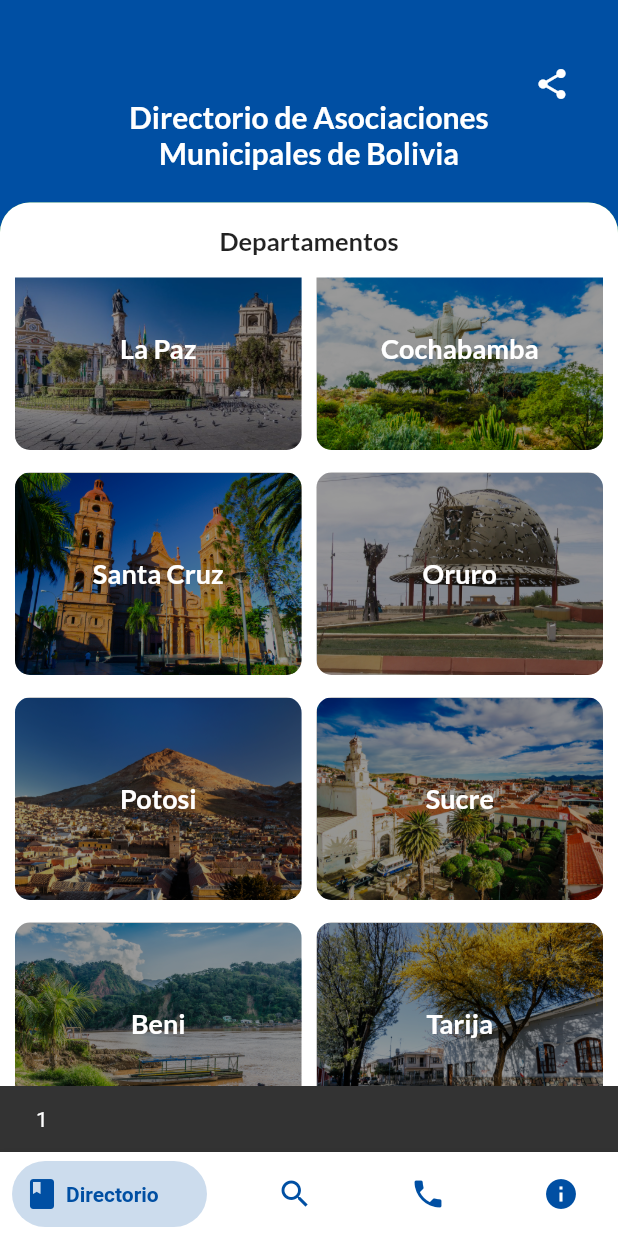
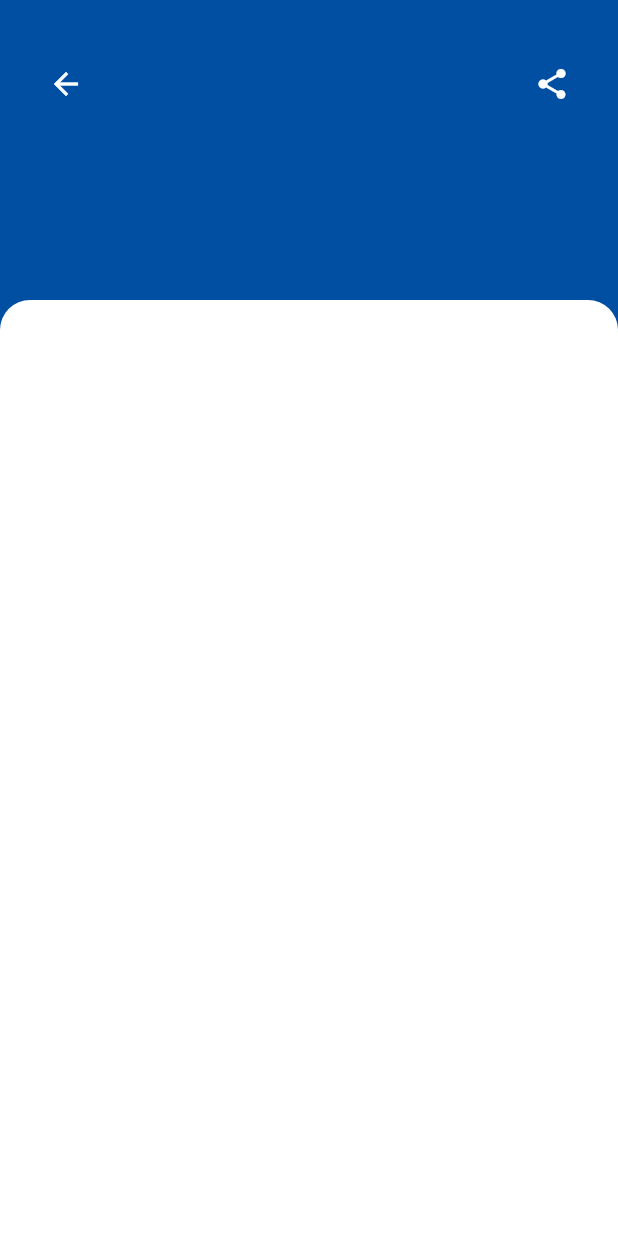
Before and after one commit to DarkAstaroth/FAM-Bolivia, a Flutter app: the screen it shows after launch, after a tap on "La Paz", on a phone screen of 412 x 824 dp. Run offline on Flutter 3.47's test engine with Material 2 defaults, Android fonts, the phone set to English and light mode, and no system bars; drawn by our look-alikes of bottom_navy_bar; our stand-ins replace share.

Commit message:
se puso las imagenes del del listview principal de manera horizontal

```diff
--- /dev/null
+++ b/lib/Pages/DepScreen.dart
@@ -0,0 +1,16 @@
+import 'package:fam_bolivia/Pages/header-dep.dart';
+import 'package:flutter/material.dart';
+
+class DepScreen extends StatelessWidget {
+  @override
+  Widget build(BuildContext context) {
+     return Scaffold(
+      body:Stack(
+        children: <Widget>[
+          HeaderDep()
+        ],
+      ),
+
+    );
+  }
+}
--- /dev/null
+++ b/lib/Pages/header-dep.dart
@@ -0,0 +1,59 @@
+import 'package:flutter/material.dart';
+
+class HeaderDep extends StatelessWidget
+{
+  @override
+  Widget build(BuildContext context) {
+
+    return Container(
+      height: double.infinity,
+        width: double.infinity,
+      decoration: BoxDecoration(
+        color: Color(0xff004fa3),
+      ),
+      child: Stack(
+        children: <Widget>[
+          Container(
+            alignment: Alignment.bottomCenter,
+            height: 80,
+
+            child: Padding(
+              padding: EdgeInsets.only(left: 20,right: 20),
+              child: Row(
+
+              mainAxisAlignment: MainAxisAlignment.spaceBetween,
+              children: <Widget>[
+                IconButton(
+                  onPressed: (){
+                    Navigator.of(context).pop();
+                  },
+                  icon: Icon(Icons.arrow_back),
+                  color: Colors.white,
+                ),
+                IconButton(
+                  onPressed: (){},
+                  icon: Icon(Icons.share),
+                  color: Colors.white,
+                )
+              ],
+            ),
+            )
+
+          ),
+          Container(
+            margin: EdgeInsets.only(top: 200),
+            decoration: BoxDecoration(
+              color: Colors.white,
+              borderRadius: BorderRadius.only(
+                topRight: Radius.circular(20),
+                topLeft: Radius.circular(20)
+              )
+            ),
+
+          )
+        ],
+      )
+    );
+  }
+
+}
--- a/lib/Pages/homeList.dart
+++ b/lib/Pages/homeList.dart
@@ -26,17 +26,17 @@ class HomeList extends StatelessWidget {
             child: Padding(
               padding: EdgeInsets.only(bottom: 0),
               child: ListView(
+
                 children: <Widget>[
-                  OptionHome("assets/images/lapaz.jpg", "La Paz",
-                      "assets/images/cbba.png", "Cochabamba"),
-                  OptionHome("assets/images/scz.png", "Santa Cruz",
-                      "assets/images/oruro.png", "Oruro"),
-                  OptionHome("assets/images/potosi.png", "Potosi",
-                      "assets/images/sucre.png", "Sucre"),
-                  OptionHome("assets/images/beni.png", "Beni",
-                      "assets/images/tarija.png", "Tarija"),
-                  OptionHome("assets/images/cobija.jpg", "Pando",
-                      "assets/images/cbba.png", "Amdes / Aco"),
+                  OptionHome("assets/images/lapaz.jpg", "La Paz"),
+                  OptionHome("assets/images/cbba.png", "Cochabamba"),
+                  OptionHome("assets/images/scz.png", "Santa Cruz"),
+                  OptionHome("assets/images/oruro.png", "Oruro"),
+                  OptionHome("assets/images/potosi.png", "Potosí"),
+                  OptionHome("assets/images/sucre.png", "Sucre"),
+                  OptionHome("assets/images/tarija.png", "Tarija"),
+                  OptionHome("assets/images/beni.png", "Beni"),
+                  OptionHome("assets/images/cobija.jpg", "Cobija"),
                 ],
               ),
             ),
--- a/lib/Pages/optionHome.dart
+++ b/lib/Pages/optionHome.dart
@@ -1,105 +1,77 @@
+
 import 'package:flutter/material.dart';
+
+import 'DepScreen.dart';
 
 class OptionHome extends StatelessWidget {
   final String imaPath;
   final String nomDep;
-  final String imaPath2;
-  final String nomDep2;
 
-  OptionHome(this.imaPath, this.nomDep,this.imaPath2,this.nomDep2);
+  OptionHome(this.imaPath, this.nomDep);
   @override
-
-
   Widget build(BuildContext context) {
-    return Container(
+    return InkWell(
+        onTap: () {
+          Navigator.push(context, MaterialPageRoute(builder:(context)=> DepScreen()));
+        },
+        child: Container(
+            color: Color(0xffe2e2e2),
+            height: 100,
+            padding: EdgeInsets.only(left: 15, right: 15),
+            child: Row(
+              children: <Widget>[
+                Container(
+                  width: 100,
+                  height: 80,
+                  margin: EdgeInsets.only(right: 0),
+                  decoration: BoxDecoration(
                     color: Colors.white,
-        height: 150,
+                    borderRadius: BorderRadius.only(
+                      topLeft: Radius.circular(5),
+                      bottomLeft: Radius.circular(5)
+                    ),
+                    image: DecorationImage(
+                      image: AssetImage(imaPath),
+                      fit: BoxFit.cover
+                    )
+                    ),
+                ),
+                Expanded(
+                  child: Container(
+                    height: 80,
+                    decoration: BoxDecoration(
+                      color: Colors.white,
+                      borderRadius: BorderRadius.only(
+                        topRight: Radius.circular(5),
+                        bottomRight: Radius.circular(5)
+                      )
+                      ),
                     child: Row(
                       children: <Widget>[
                         Expanded(
-              flex: 1,
-              child: Padding(
-                  padding: EdgeInsets.only(top:5,left:10,right: 5,bottom: 10 ),
-                  child: InkWell(
-                    onTap: () {
-                      Scaffold.of(context).showSnackBar(SnackBar(
-                        content: Text("1"),
-                      ));
-                    },
-                    child: Stack(
-                      children: <Widget>[
-                        Container(
-                          decoration: BoxDecoration(
-                              borderRadius:
-                                  BorderRadius.all(Radius.circular(10)),
-                              image: DecorationImage(
-                                  image: AssetImage(imaPath),
-                                  fit: BoxFit.cover)),
-                        ),
-                        Opacity(
-                          opacity: 0.4,
                           child: Container(
-                              decoration: BoxDecoration(
-                                  color: Colors.black,
-                                  borderRadius:
-                                      BorderRadius.all(Radius.circular(10)))),
-                        ),
-                        Center(
+                              padding: EdgeInsets.all(20),
+                              child: Center(
                                 child: Text(
                                   nomDep,
                                   style: TextStyle(
-                                fontSize: 18,
-                                fontFamily: "LatoBold",
-                                color: Colors.white),
+                                    fontFamily: 'latoBold',
+                                    fontWeight: FontWeight.bold
+                                  ),
+                                ),
+                              )),
+                        ),
+                        Container(
+                          width: 50,
+                          child: Center(
+                            child: Icon(Icons.arrow_forward_ios),
                           ),
                         )
                       ],
                     ),
-                  )),
-            ),
-            Expanded(
-              child: Padding(
-                  padding: EdgeInsets.only(top:5,right: 10,left: 5,bottom: 10),
-                  child: InkWell(
-                    onTap: () {
-                      Scaffold.of(context).showSnackBar(SnackBar(
-                        content: Text("1"),
-                      ));
-                    },
-                    child: Stack(
-                      children: <Widget>[
-                        Container(
-                          decoration: BoxDecoration(
-                              borderRadius:
-                                  BorderRadius.all(Radius.circular(10)),
-                              image: DecorationImage(
-                                  image: AssetImage(imaPath2),
-                                  fit: BoxFit.cover)),
-                        ),
-                        Opacity(
-                          opacity: 0.4,
-                          child: Container(
-                              decoration: BoxDecoration(
-                                  color: Colors.black,
-                                  borderRadius:
-                                      BorderRadius.all(Radius.circular(10)))),
-                        ),
-                        Center(
-                          child: Text(
-                            nomDep2,
-                            style: TextStyle(
-                                fontSize: 18,
-                                fontFamily: "LatoBold",
-                                color: Colors.white),
                   ),
                 )
               ],
-                    ),
-                  )
-                  ),
-            )
-          ],
-        )
-        );
+            )));
   }
 }
--- a/lib/main.dart
+++ b/lib/main.dart
@@ -1,5 +1,4 @@
 import 'package:fam_bolivia/Pages/famApp.dart';
-import 'package:fam_bolivia/Pages/home.dart';
 import 'package:flutter/material.dart';
 
 void main() => runApp(MyApp());
```
Also changed, not shown: lib/Pages/header-home.dart (+12 -23 lines). Lines whose indentation alone changed are shown as unchanged.
